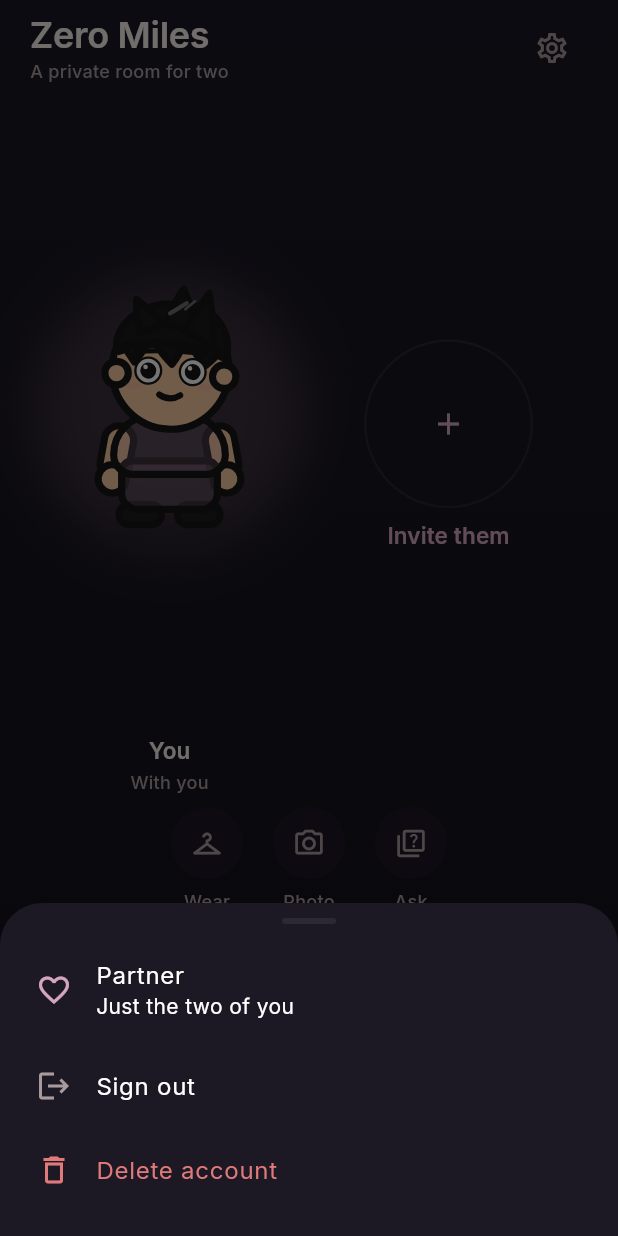
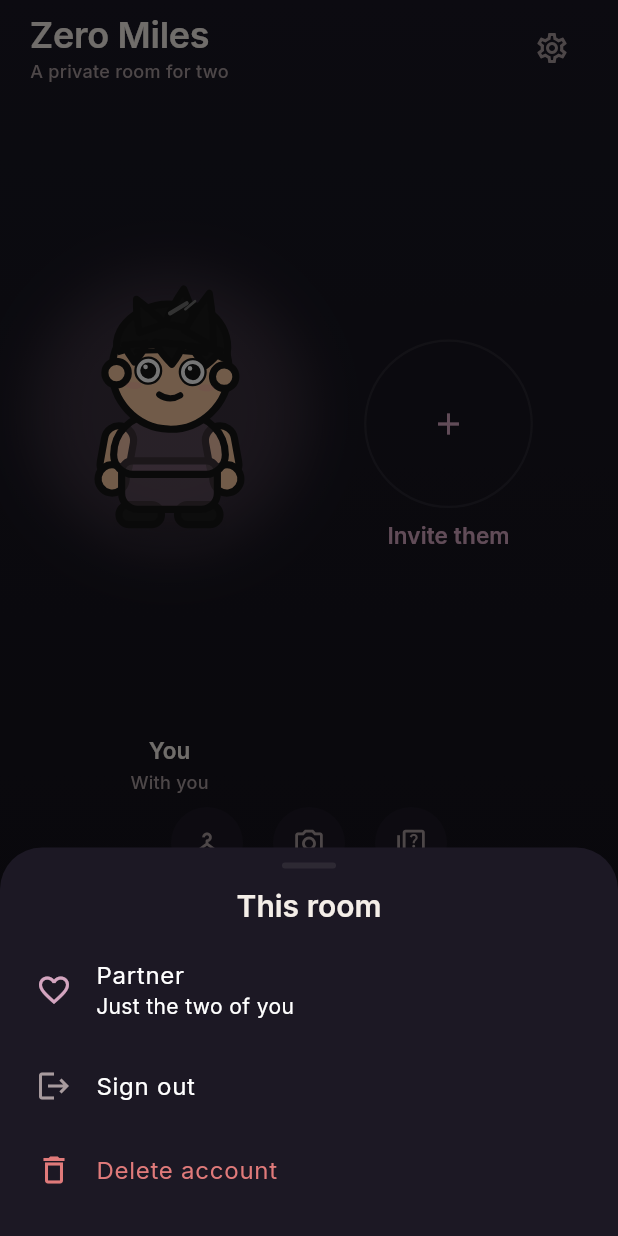
Before and after one commit to RAVImitte/Zer0Mi1es, a Flutter app: the HomeScreen screen opened by its route, after a tap on the "settings" icon, on a phone screen of 412 x 824 dp. Run offline on Flutter 3.47's test engine with Material 3 defaults, Android fonts, the phone set to English and light mode, and no system bars; our stand-ins replace emoji_picker_flutter, firebase_core, firebase_messaging, flutter_animate, flutter_colorpicker, flutter_local_notifications and 9 more; missing offline and left inert: gal, home_widget, record; accounts and stored records are empty; generated files the repository leaves out were written again; network calls fail.

Commit message:
home: settings sheet titled this room

```diff
--- a/appcode/lib/features/home/presentation/widgets/settings_sheet.dart
+++ b/appcode/lib/features/home/presentation/widgets/settings_sheet.dart
@@ -17,6 +17,13 @@ Future<void> showSettingsSheet(BuildContext context, WidgetRef ref) {
         child: Column(
           mainAxisSize: MainAxisSize.min,
           children: [
+            Padding(
+              padding: const EdgeInsets.fromLTRB(16, 4, 16, 8),
+              child: Text(
+                'This room',
+                style: Theme.of(context).textTheme.titleLarge,
+              ),
+            ),
             ListTile(
               leading: const Icon(Icons.favorite_outline, color: AppColors.primary),
               title: const Text('Partner'),
```
